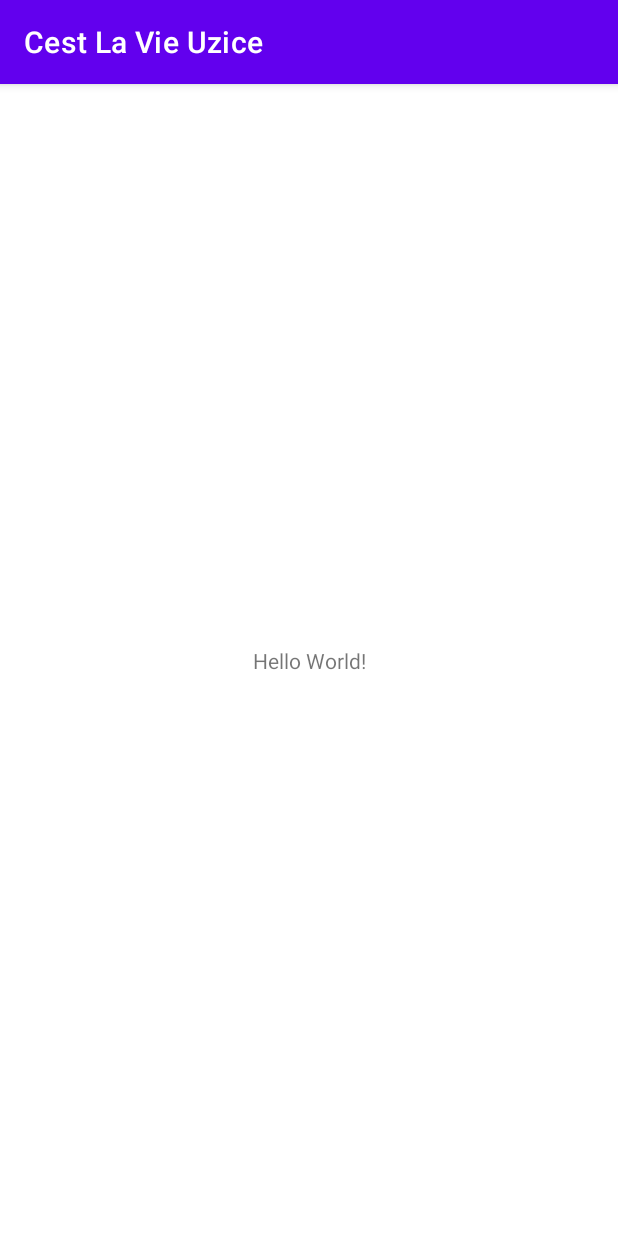
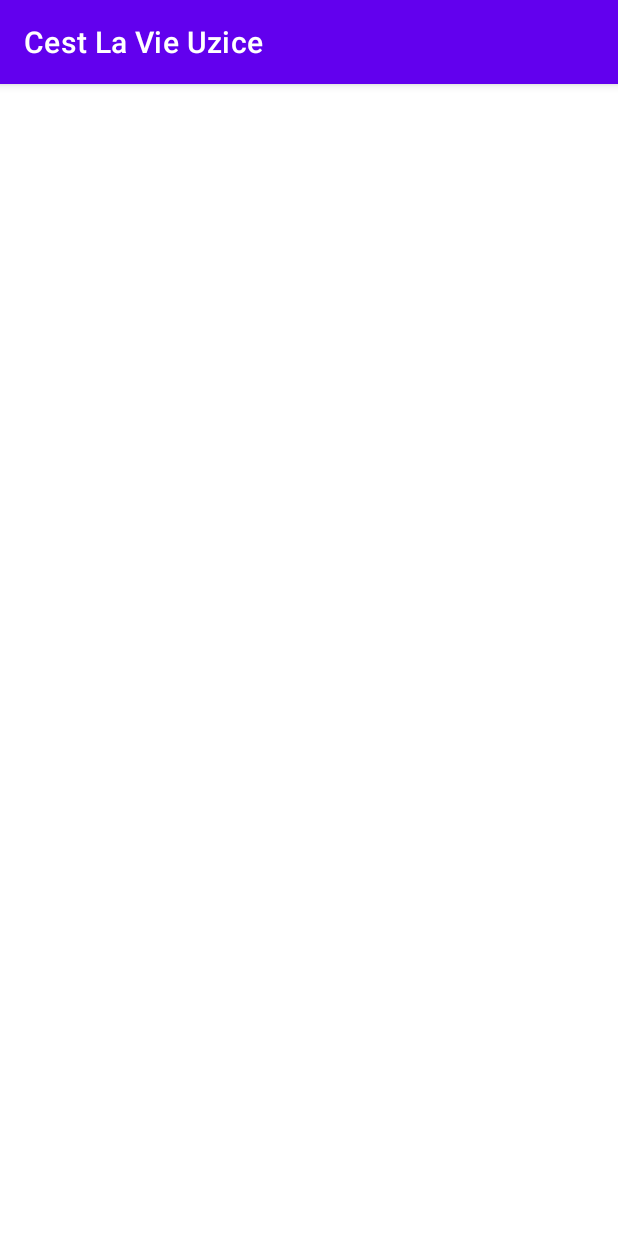
Before and after one commit to kumulonimbus91/Cest_la_vie, an Android app: the screen it shows after launch (MainActivity), on a phone screen of 412 x 824 dp. Run offline under Robolectric (Android 15) with nearby library versions, the phone set to English and light mode, and no system bars; 2 statements that could not run were skipped.

Commit message:
main activity layout

```diff
--- a/app/src/main/res/layout/activity_main.xml
+++ /dev/null
@@ -1,21 +0,0 @@
-<?xml version="1.0" encoding="utf-8"?>
-<layout  xmlns:android="http://schemas.android.com/apk/res/android"
-    xmlns:app="http://schemas.android.com/apk/res-auto"
-    xmlns:tools="http://schemas.android.com/tools" >
-    <androidx.constraintlayout.widget.ConstraintLayout
-        android:layout_width="match_parent"
-        android:layout_height="match_parent"
-        tools:context=".view.activities.MainActivity">
-
-        <TextView
-            android:layout_width="wrap_content"
-            android:layout_height="wrap_content"
-            android:text="Hello World!"
-            app:layout_constraintBottom_toBottomOf="parent"
-            app:layout_constraintLeft_toLeftOf="parent"
-            app:layout_constraintRight_toRightOf="parent"
-            app:layout_constraintTop_toTopOf="parent" />
-
-    </androidx.constraintlayout.widget.ConstraintLayout>
-
-</layout>
--- a/app/src/main/res/values/colors.xml
+++ b/app/src/main/res/values/colors.xml
@@ -7,4 +7,6 @@
     <color name="teal_700">#FF018786</color>
     <color name="black">#FF000000</color>
     <color name="white">#FFFFFFFF</color>
+
+    <color name="searchBtn">#D3680F</color>
 </resources>
--- a/app/src/main/res/values/themes.xml
+++ b/app/src/main/res/values/themes.xml
@@ -13,4 +13,7 @@
         <item name="android:statusBarColor" tools:targetApi="l">?attr/colorPrimaryVariant</item>
         <!-- Customize your theme here. -->
     </style>
+    <style name="ButtonStyle" parent="Widget.AppCompat.Button">
+        <item name="android:background">@drawable/button_default</item>
+    </style>
 </resources>
```
Also changed, not shown: app/build.gradle (+8 -1 lines), app/src/main/res/values/strings.xml (+8 -0 lines).
